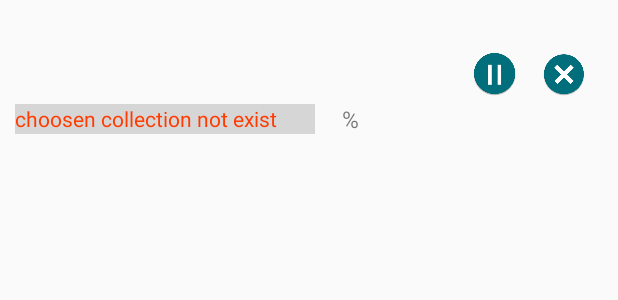
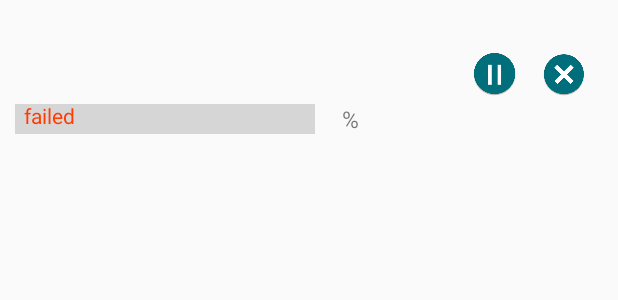
Before and after one commit to MPDL/LabCam_imeji, an Android app: the layout task_list_cell.xml on its own in the app's theme, with its tools: preview values and no code run, on a phone screen of 412 x 824 dp. Shown: the top 300 px of the screen. Run offline under Robolectric (Android 15) with nearby library versions, the phone set to English and light mode, and no system bars.

Commit message:
function: failed task clear in task fragment

```diff
--- a/app/src/main/res/layout/task_list_cell.xml
+++ b/app/src/main/res/layout/task_list_cell.xml
@@ -75,9 +75,11 @@
             android:id="@+id/tv_error"
             android:layout_width="200dp"
             android:layout_height="wrap_content"
-            android:text="choosen collection not exist"
+            android:text="failed"
             android:textColor="@color/red"
-            android:layout_margin="10dp" />
+            android:textSize="14sp"
+            android:layout_marginTop="8dp"
+            android:layout_marginLeft="16dp" />
 
         </RelativeLayout>
 
```
Also changed, not shown: app/src/main/java/example/com/mpdlcamera/Settings/RemoteCollectionSettingsActivity.java (+3 -0 lines), app/src/main/java/example/com/mpdlcamera/TaskManager/TaskFragment.java (+6 -3 lines), app/src/main/java/example/com/mpdlcamera/TaskManager/TaskManagerAdapter.java (+22 -11 lines).
